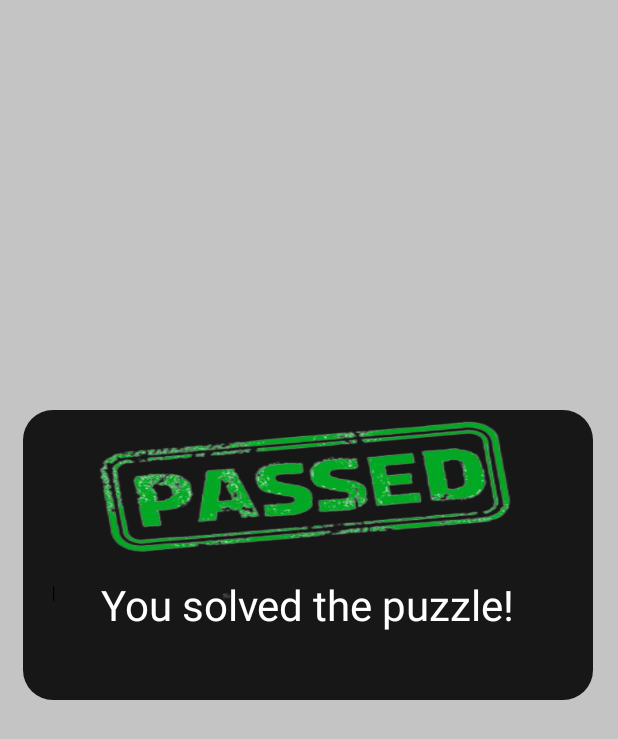
After one commit to Philippe-Savard/INF8405_labs, an Android app: the layout winnerwindow.xml on its own in the app's theme, with its tools: preview values and no code run, on a phone screen of 412 x 824 dp. The commit adds this screen. Shown: the top 739 px of the screen. Run offline under Robolectric (Android 15) with nearby library versions, the phone set to English and light mode, and no system bars; Roboto replaces fonts that are not available here.

Commit message:
Implemented the winner pop up window

```diff
--- /dev/null
+++ b/TP1/app/src/main/res/layout/winnerwindow.xml
@@ -0,0 +1,57 @@
+<?xml version="1.0" encoding="utf-8"?>
+<RelativeLayout xmlns:android="http://schemas.android.com/apk/res/android"
+    xmlns:app="http://schemas.android.com/apk/res-auto"
+    xmlns:tools="http://schemas.android.com/tools"
+    android:id="@+id/about_names"
+    android:layout_width="wrap_content"
+    android:layout_height="wrap_content"
+    android:background="#8A939292">
+
+    <androidx.constraintlayout.widget.ConstraintLayout
+        android:layout_width="match_parent"
+        android:layout_height="match_parent">
+
+
+        <ImageView
+            android:id="@+id/bottomView"
+            android:layout_width="380dp"
+            android:layout_height="193dp"
+            android:background="@drawable/rounded_corner_view"
+            android:backgroundTint="#171717"
+            app:layout_constraintBottom_toBottomOf="parent"
+            app:layout_constraintEnd_toEndOf="parent"
+            app:layout_constraintHorizontal_bias="0.483"
+            app:layout_constraintStart_toStartOf="parent"
+            app:layout_constraintTop_toTopOf="parent"
+            app:layout_constraintVertical_bias="0.433" />
+
+        <ImageView
+            android:id="@+id/middlepic"
+            android:layout_width="340dp"
+            android:layout_height="147dp"
+            android:background="@drawable/passed"
+            app:layout_constraintBottom_toBottomOf="parent"
+            app:layout_constraintEnd_toEndOf="parent"
+            app:layout_constraintHorizontal_bias="0.492"
+            app:layout_constraintStart_toStartOf="parent"
+            app:layout_constraintTop_toTopOf="parent"
+            app:layout_constraintVertical_bias="0.375" />
+
+
+        <TextView
+            android:id="@+id/textView"
+            android:layout_width="342dp"
+            android:layout_height="59dp"
+            android:text="You solved the puzzle!"
+            android:textAlignment="center"
+            android:textColor="#FFFFFF"
+            android:textSize="28sp"
+            app:layout_constraintBottom_toBottomOf="@+id/bottomView"
+            app:layout_constraintEnd_toEndOf="@+id/bottomView"
+            app:layout_constraintHorizontal_bias="0.497"
+            app:layout_constraintStart_toStartOf="@+id/bottomView"
+            app:layout_constraintTop_toTopOf="@+id/bottomView"
+            app:layout_constraintVertical_bias="0.827" />
+
+    </androidx.constraintlayout.widget.ConstraintLayout>
+</RelativeLayout>
--- /dev/null
+++ b/TP1/app/src/main/res/values/styles.xml
@@ -0,0 +1,5 @@
+<?xml version="1.0" encoding="utf-8"?>
+<resources><style name="Animation">
+    <item name="android:windowEnterAnimation">@anim/popup_show</item>
+    <item name="android:windowExitAnimation">@anim/popup_hide</item>
+</style></resources>
```
Also changed, not shown: TP1/app/src/main/java/com/inf8405/tp1/PuzzleActivity.java (+43 -5 lines), TP1/app/src/main/res/anim/popup_hide.xml (added, +7 -0 lines), TP1/app/src/main/res/anim/popup_show.xml (added, +7 -0 lines), TP1/app/src/main/res/drawable/passed.png (added), 1 other file.
